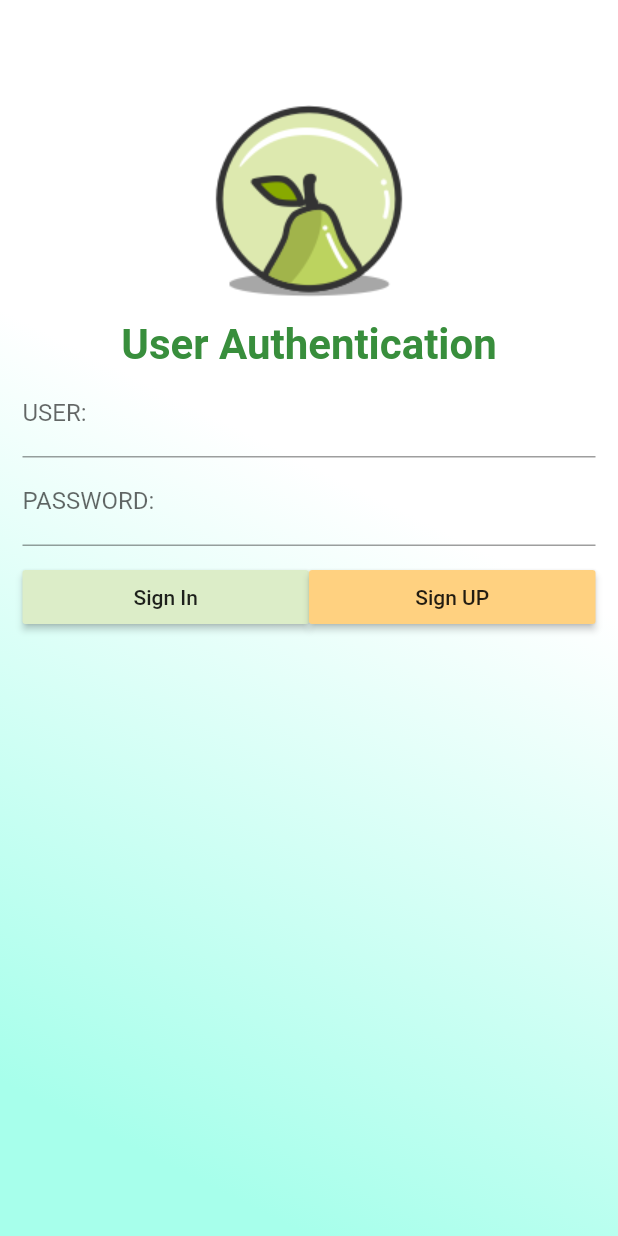
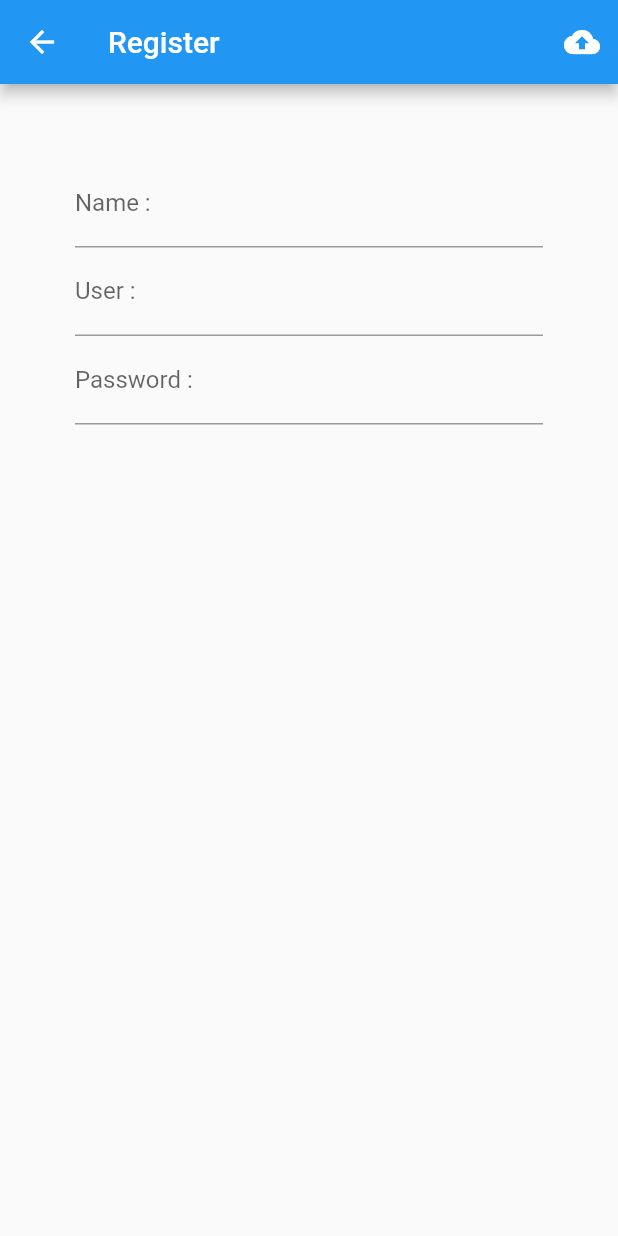
Before and after one commit to auld100/prj01, a Flutter app: the screen it shows after launch, after a tap on "Sign UP", on a phone screen of 412 x 824 dp. Run offline on Flutter 3.47's test engine with Material 2 defaults, Android fonts, the phone set to English and light mode, and no system bars.

Commit message:
update 3

```diff
--- a/lib/screens/authen.dart
+++ b/lib/screens/authen.dart
@@ -1,4 +1,5 @@
 import 'package:flutter/material.dart';
+import 'package:prj01/screens/register.dart';
 
 class Authen extends StatefulWidget {
   @override
@@ -34,11 +35,18 @@ class _AuthenState extends State<Authen> {
     );
   }
 
-  Widget showSignUp() {
+  Widget showSignUp(BuildContext context) {
     return RaisedButton(
       child: Text("Sign UP"),
       color: Colors.orangeAccent[100],
-      onPressed: () {},
+      onPressed: () {
+        //print("You Click SignUp");
+
+        // Create Router
+        var registerRoute =
+            MaterialPageRoute(builder: (BuildContext context) => Register());
+        Navigator.of(context).push(registerRoute);
+      },
     );
   }
 
@@ -46,7 +54,9 @@ class _AuthenState extends State<Authen> {
     return RaisedButton(
       child: Text("Sign In"),
       color: Colors.lightGreen[100],
-      onPressed: () {},
+      onPressed: () {
+        print("You Click SignUp");
+      },
     );
   }
 
@@ -88,7 +98,7 @@ class _AuthenState extends State<Authen> {
                           child: showSignIn(),
                         ),
                         Expanded(
-                          child: showSignUp(),
+                          child: showSignUp(context),
                         )
                       ],
                     ))
--- /dev/null
+++ b/lib/screens/register.dart
@@ -0,0 +1,112 @@
+import 'package:flutter/material.dart';
+import 'package:http/http.dart' show get;
+import 'dart:convert';
+
+class Register extends StatefulWidget {
+  @override
+  _RegisterState createState() => _RegisterState();
+}
+
+class _RegisterState extends State<Register> {
+  final formKey = GlobalKey<FormState>();
+  String valName, valUser, valPasswd;
+
+  Widget registerButton(BuildContext context) {
+    return IconButton(
+      icon: Icon(Icons.cloud_upload),
+      onPressed: () {
+        //print('You Click Register');
+        if (formKey.currentState.validate()) {
+          formKey.currentState.save();
+          print("name = $valName, user = $valUser, password = $valPasswd");
+          uploadValueToServer(context);
+        }
+      },
+    );
+  }
+
+  void uploadValueToServer(BuildContext context) async {
+    String urlPHP =
+        'https://www.androidthai.in.th/tid/addUserUng.php?isAdd=true&Name=$valName&User=$valUser&Password=$valPasswd';
+    var response = await get(urlPHP);
+    var resultString = json.decode(response.body);
+    print('resultString ==> $resultString');
+    if (resultString.toString() == 'true') {
+      //Create POP
+      Navigator.of(context).pop();
+    }
+  }
+
+  Widget nameTextFromField() {
+    return TextFormField(
+      decoration:
+          InputDecoration(labelText: 'Name :', hintText: 'Type Your Name'),
+      validator: (String value) {
+        if (value.length == 0) {
+          return "Please fill in your name.";
+        }
+      },
+      onSaved: (String value) {
+        valName = value;
+      },
+    );
+  }
+
+  Widget userTextFromField() {
+    return TextFormField(
+      decoration:
+          InputDecoration(labelText: 'User :', hintText: 'Type Your User'),
+      validator: (String value) {
+        if (value.length == 0) {
+          return "Please fill in your username.";
+        }
+      },
+      onSaved: (String value) {
+        valUser = value;
+      },
+    );
+  }
+
+  Widget passwordTextFromField() {
+    return TextFormField(
+      decoration:
+          InputDecoration(labelText: 'Password :', hintText: 'More 6 Charator'),
+      validator: (String value) {
+        if (value.length == 0) {
+          return "Please fill in your password.";
+        } else {
+          if (value.length <= 5) {
+            return "Password length should be more 5 characters.";
+          }
+        }
+      },
+      onSaved: (String value) {
+        valPasswd = value;
+      },
+    );
+  }
+
+  @override
+  Widget build(BuildContext context) {
+    return Scaffold(
+      resizeToAvoidBottomPadding: false,
+      appBar: AppBar(
+        title: Text('Register'),
+        actions: <Widget>[registerButton(context)],
+      ),
+      body: Form(
+        key: formKey,
+        child: Container(
+          padding: EdgeInsets.all(50.0),
+          child: Column(
+            children: <Widget>[
+              nameTextFromField(),
+              userTextFromField(),
+              passwordTextFromField()
+            ],
+          ),
+        ),
+      ),
+    );
+  }
+}
--- a/pubspec.yaml
+++ b/pubspec.yaml
@@ -23,6 +23,7 @@ dependencies:
   # The following adds the Cupertino Icons font to your application.
   # Use with the CupertinoIcons class for iOS style icons.
   cupertino_icons: ^0.1.2
+  http: ^0.12.0+2
 
 dev_dependencies:
   flutter_test:
```
Also changed, not shown: pubspec.lock.
